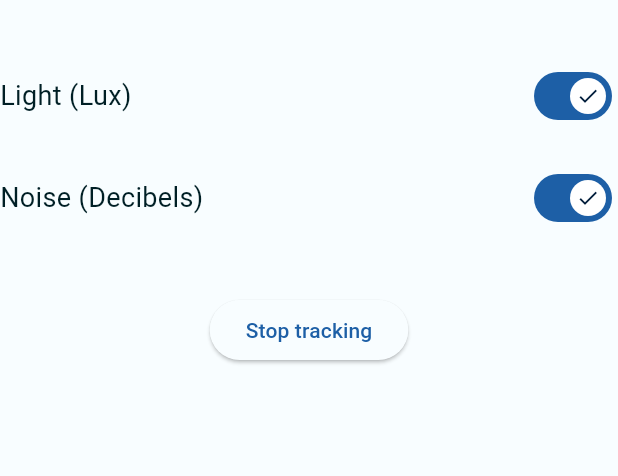
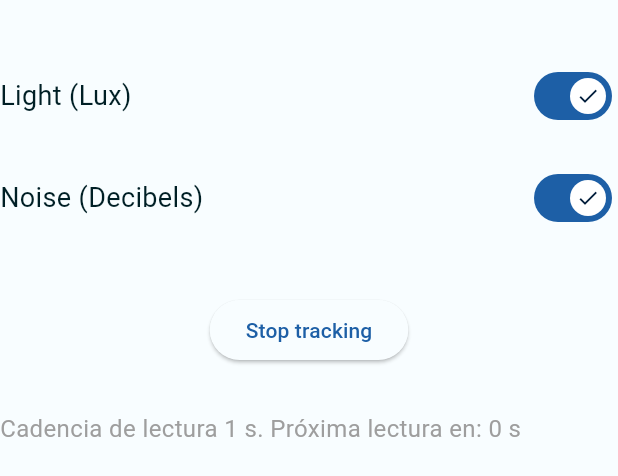
Before and after one commit to btabuenca/GreenTracks, a Flutter app: the TrackingScreen widget shown alone on an empty page, opened directly, after a tap on "Start tracking", on a phone screen of 412 x 824 dp. Shown: the top 476 px of the screen. Run offline on Flutter 3.47's test engine with Material 3 defaults, Android fonts, the phone set to English and light mode, and no system bars; our stand-ins replace csv, firebase_auth, firebase_core, geolocator, google_maps_flutter, latlong2 and 7 more; missing offline and left inert: d_chart, geolocator_platform_interface, light, noise_meter; accounts and stored records are empty; network calls fail.

Commit message:
Enhance tracking screen with countdown timer, telemetry sample tracking, and improved UI elements

```diff
--- a/lib/screens/home/tracking_screen.dart
+++ b/lib/screens/home/tracking_screen.dart
@@ -31,6 +31,7 @@ class _TrackingScreenState extends State<TrackingScreen> {
   bool getNoise = true;
   final Light _light = Light();
   final NoiseMeter noiseMeter = NoiseMeter();
+  int? _totalSamples;
   StreamSubscription? _lightSubscription;
   StreamSubscription<NoiseReading>? _noiseSubscription;
 
@@ -52,6 +53,11 @@ class _TrackingScreenState extends State<TrackingScreen> {
 
   DateTime? _lastSampleTime;
   int _samplingIntervalSeconds = 1;
+  Timer? _countdownTimer;
+  int _secondsRemaining = 0;
+  double _accumulatedLux = 0.0;
+  double _accumulatedNoise = 0.0;
+  int _sampleCount = 0;
 
 
   final dbHelper = DatabaseHelper();
@@ -66,6 +72,15 @@ class _TrackingScreenState extends State<TrackingScreen> {
     super.initState();
     requestPermissions();
     loadPreferences();
+
+    _countdownTimer = Timer.periodic(const Duration(seconds: 1), (timer) {
+      if (_isTracking && _secondsRemaining > 0) {
+        setState(() {
+          _secondsRemaining--;
+        });
+      }
+    });
+
   }
 
   Future<void> requestPermissions() async {
@@ -78,7 +93,6 @@ class _TrackingScreenState extends State<TrackingScreen> {
     setState(() {
       getLux = prefs.getBool('getLux') ?? true;
       getNoise = prefs.getBool('getNoise') ?? true;
-      _samplingIntervalSeconds = prefs.getInt('samplingInterval') ?? 1;
     });
   }
 
@@ -155,6 +169,10 @@ class _TrackingScreenState extends State<TrackingScreen> {
 
   Future<void> _startTracking() async {
     if (!_isTracking) {
+      // ✅ Leer cadencia actual de SharedPreferences al comenzar
+      SharedPreferences prefs = await SharedPreferences.getInstance();
+      _samplingIntervalSeconds = prefs.getInt('samplingInterval') ?? 1;
+
       setState(() {
         _isTracking = true;
         _startTime = DateTime.now();
@@ -236,21 +254,35 @@ class _TrackingScreenState extends State<TrackingScreen> {
 
       setState(() {
         _totalDistanceMeters = totalDistance.round();
+        _totalSamples = data.length;
       });
+
     }
   }
 
 
   Future<void> _saveTelemetry() async {
     final now = DateTime.now();
-    if (_lastSampleTime != null &&
-        now.difference(_lastSampleTime!).inSeconds < _samplingIntervalSeconds) {
-      return; // aún no ha pasado el intervalo
-    }
+    final elapsed = _lastSampleTime != null
+        ? now.difference(_lastSampleTime!).inSeconds
+        : _samplingIntervalSeconds + 1;
+
+    // Acumula valores si están disponibles
+    if (_luxValue != null) _accumulatedLux += _luxValue!;
+    if (_decibelValue != null) _accumulatedNoise += _decibelValue!;
+    _sampleCount++;
+
+    if (elapsed >= _samplingIntervalSeconds) {
       _lastSampleTime = now;
+      _secondsRemaining = _samplingIntervalSeconds; // Reinicia la cuenta atrás
+
+      final avgLux = _sampleCount > 0 ? _accumulatedLux / _sampleCount : null;
+      final avgNoise = _sampleCount > 0 ? _accumulatedNoise / _sampleCount : null;
 
       Position position = await Geolocator.getCurrentPosition(
-        desiredAccuracy: LocationAccuracy.high);
+        desiredAccuracy: LocationAccuracy.high,
+      );
+
       setState(() {
         _latitude = position.latitude;
         _longitude = position.longitude;
@@ -258,14 +290,19 @@ class _TrackingScreenState extends State<TrackingScreen> {
       });
 
       await dbHelper.insertTelemetry(
-      _luxValue,
-      _decibelValue,
+        avgLux,
+        avgNoise,
         _latitude,
         _longitude,
         _altitude,
       );
+
+      // 🔁 Reinicia acumuladores
+      _accumulatedLux = 0.0;
+      _accumulatedNoise = 0.0;
+      _sampleCount = 0;
     }
-
+  }
 
   Future<void> _exportToCSV() async {
     final data = await dbHelper.getTelemetry();
@@ -295,7 +332,7 @@ class _TrackingScreenState extends State<TrackingScreen> {
       // Comparte el archivo CSV
       await Share.shareXFiles(
         [XFile(file.path)],
-        text: "Adjunto CSV de telemetría generado desde MadTrack.",
+        text: "Adjunto CSV de telemetrías generado desde GreenTrackS.",
         subject: "GreenTrackS dataset",
       );
     } catch (e) {
@@ -390,31 +427,55 @@ class _TrackingScreenState extends State<TrackingScreen> {
           ),
           const SizedBox(height: 20),
           if (_isTracking)
-            Center(
+            Align(
+              alignment: Alignment.centerLeft,
               child: Column(
                 children: [
                   if (_luxValue != null)
+                    Row(
+                      children: [
+                        const Icon(Icons.light_mode),
+                        const SizedBox(width: 8),
                         Text(
                           'Luz: ${_luxValue?.toStringAsFixed(1)} lux',
                           style: TextStyle(
-                        fontSize: 36,
+                            fontSize: 20,
                             fontWeight: FontWeight.bold,
                             color: _getLuxColor(_luxValue!),
                           ),
                         ),
+                      ],
+                    ),
                   if (_decibelValue != null)
+                    Row(
+                      children: [
+                        const Icon(Icons.volume_up),
+                        const SizedBox(width: 8),
                         Text(
-                      'Ruido: ${_decibelValue?.toStringAsFixed(1)} dB',
+                          'Ruido: ${_decibelValue?.toStringAsFixed(1)} db',
                           style: TextStyle(
-                        fontSize: 36,
+                            fontSize: 20,
                             fontWeight: FontWeight.bold,
-                        color: _getNoiseColor(_decibelValue!),
+                            color: _getLuxColor(_decibelValue!),
                           ),
                         ),
+                      ],
+                    ),
                   if (_latitude != null && _longitude != null && _altitude != null)
+                    Row(
+                      children: [
+                        const Icon(Icons.flag, size: 16),
+                        const SizedBox(width: 4),
                         Text(
-                      'Coordenadas: ${_latitude?.toStringAsFixed(5)}, ${_longitude?.toStringAsFixed(5)} , ${_altitude?.toStringAsFixed(5)}',
-                      style: const TextStyle(fontSize: 20),
+                          'Lat ${_latitude?.toStringAsFixed(5)}\nLon ${_longitude?.toStringAsFixed(5)}\nAlt ${_altitude?.toStringAsFixed(5)}',
+                          style: const TextStyle(fontSize: 10),
+                        ),
+                      ],
+                    ),
+                  const SizedBox(height: 10),
+                  Text(
+                    'Cadencia de lectura $_samplingIntervalSeconds s. Próxima lectura en: $_secondsRemaining s',
+                    style: const TextStyle(fontSize: 16, color: Colors.grey),
                   ),
                 ],
               ),
@@ -436,6 +497,12 @@ class _TrackingScreenState extends State<TrackingScreen> {
                         children: [
                           const Text("Resumen", style: TextStyle(fontSize: 20, fontWeight: FontWeight.bold)),
                           const SizedBox(height: 12),
+                          if (_totalSamples != null)
+                            ListTile(
+                              leading: const Icon(Icons.format_list_numbered),
+                              title: const Text("Número de muestras"),
+                              subtitle: Text("$_totalSamples en este intervalo"),
+                            ),
                           if (_startTime != null)
                             ListTile(
                               leading: const Icon(Icons.play_arrow),
@@ -453,24 +520,6 @@ class _TrackingScreenState extends State<TrackingScreen> {
                               leading: const Icon(Icons.directions_walk),
                               title: const Text("Distancia total recorrida"),
                               subtitle: Text("$_totalDistanceMeters metros"),
-                            ),
-                          ListTile(
-                            leading: const Icon(Icons.flag),
-                            title: const Text("Coordenadas de inicio"),
-                            subtitle: Text(
-                              "Latitud: ${_startLatitude?.toStringAsFixed(3)}\n"
-                                  "Longitud: ${_startLongitude?.toStringAsFixed(3)}\n"
-                                  "Altitud: ${_startAltitude?.toStringAsFixed(3)} m",
-                            ),
-                          ),
-                          ListTile(
-                            leading: const Icon(Icons.outlined_flag),
-                            title: const Text("Coordenadas finales"),
-                            subtitle: Text(
-                              "Latitud: ${_endLatitude?.toStringAsFixed(3)}\n"
-                                  "Longitud: ${_endLongitude?.toStringAsFixed(3)}\n"
-                                  "Altitud: ${_endAltitude?.toStringAsFixed(3)} m",
-                            ),
                             ),
                           if (_luxStats != null)
                             ListTile(
@@ -500,18 +549,42 @@ class _TrackingScreenState extends State<TrackingScreen> {
                       ),
                     ),
                   ),
-                  ElevatedButton(
+                  Wrap(
+                    spacing: 12,
+                    runSpacing: 12,
+                    children: [
+                      ElevatedButton.icon(
+                        onPressed: _sendJsonToWebService,
+                        icon: const Icon(Icons.cloud_upload),
+                        label: const Text("Share to Dashboard"),
+                        style: ElevatedButton.styleFrom(
+                          padding: const EdgeInsets.symmetric(horizontal: 20, vertical: 14),
+                          backgroundColor: Colors.teal,
+                          foregroundColor: Colors.white,
+                        ),
+                      ),
+                      ElevatedButton.icon(
                         onPressed: _exportToCSV,
-                    child: const Text("Exportar a CSV"),
+                        icon: const Icon(Icons.share),
+                        label: const Text("Share CSV"),
+                        style: ElevatedButton.styleFrom(
+                          padding: const EdgeInsets.symmetric(horizontal: 20, vertical: 14),
+                          backgroundColor: Colors.indigo,
+                          foregroundColor: Colors.white,
                         ),
-                  ElevatedButton(
-                    onPressed: _sendJsonToWebService,
-                    child: const Text("Enviar JSON al Web Service"),
                       ),
-                  ElevatedButton(
+                      ElevatedButton.icon(
                         onPressed: _resetDatabase,
-                    child: const Text("Resetear Base de Datos"),
+                        icon: const Icon(Icons.delete_forever),
+                        label: const Text("Reset Data"),
+                        style: ElevatedButton.styleFrom(
+                          padding: const EdgeInsets.symmetric(horizontal: 20, vertical: 14),
+                          backgroundColor: Colors.redAccent,
+                          foregroundColor: Colors.white,
                         ),
+                      ),
+                    ],
+                  )
                 ],
               ),
             ),
@@ -530,6 +603,7 @@ class _TrackingScreenState extends State<TrackingScreen> {
   void dispose() {
     _lightSubscription?.cancel();
     _noiseSubscription?.cancel();
+    _countdownTimer?.cancel();
     super.dispose();
   }
 }
```
Lines whose indentation alone changed are shown as unchanged.
